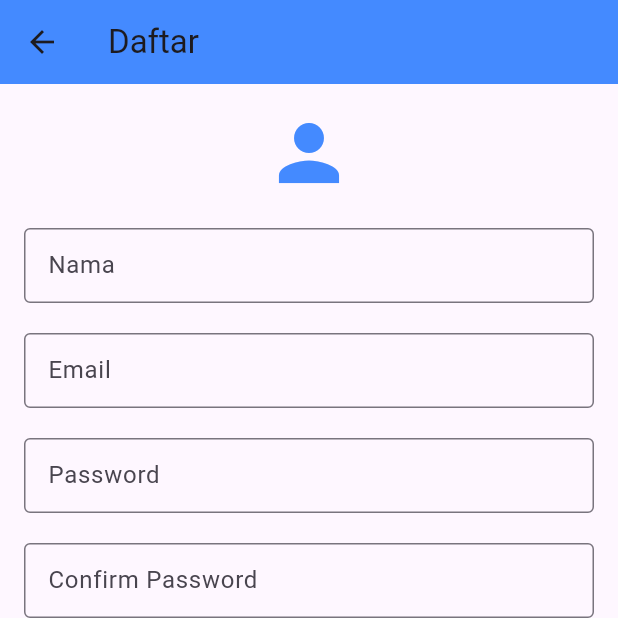
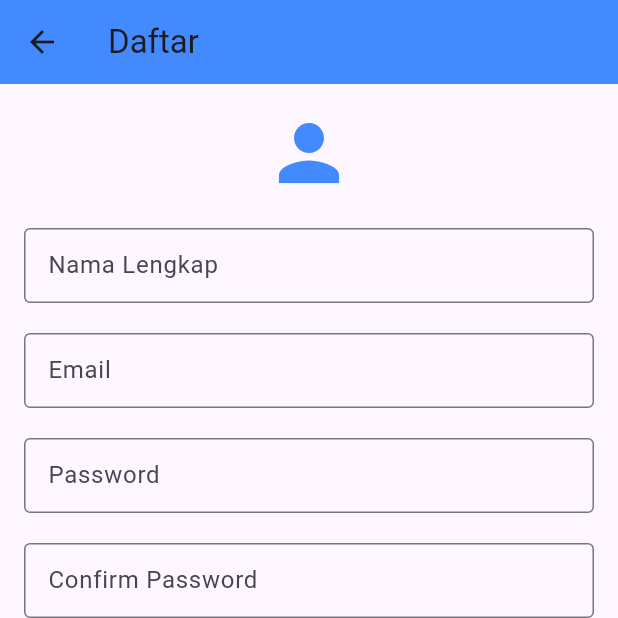
Before and after one commit to Rimuren/UTS_flutter, a Flutter app: the RegisterPage screen opened by its route, on a phone screen of 412 x 824 dp, the top half of it. Run offline on Flutter 3.47's test engine with Material 3 defaults, Android fonts, the phone set to English and light mode, and no system bars.

Commit message:
UTS flutter

```diff
--- a/lib/pages/register_page.dart
+++ b/lib/pages/register_page.dart
@@ -19,7 +19,7 @@ class RegisterPage extends StatelessWidget {
             const SizedBox(height: 20),
             const TextField(
               decoration: InputDecoration(
-                  labelText: 'Nama', border: OutlineInputBorder()),
+                  labelText: 'Nama Lengkap', border: OutlineInputBorder()),
               style: TextStyle(fontSize: 12),
             ),
             const SizedBox(height: 20),
```
